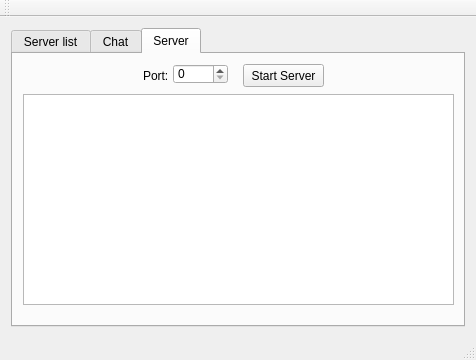
First picture: the form in MainWindow.ui, repository lexanihrom/IsitMessenger, before the edit.
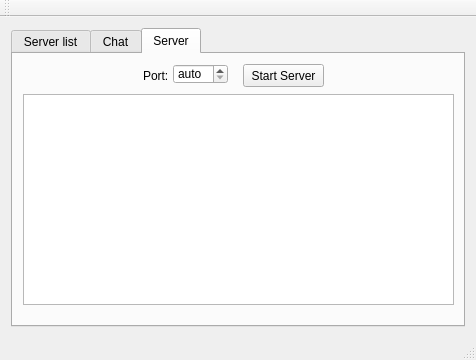
Second picture: the form after the edit. The open tabs and pages were chosen to show the change.

Patch:
```diff
--- a/MainWindow.ui
+++ b/MainWindow.ui
@@ -158,9 +158,21 @@
           <height>20</height>
          </rect>
         </property>
+        <property name="specialValueText">
+         <string>auto</string>
+        </property>
+        <property name="suffix">
+         <string/>
+        </property>
+        <property name="prefix">
+         <string/>
+        </property>
         <property name="maximum">
          <number>65535</number>
         </property>
+        <property name="value">
+         <number>0</number>
+        </property>
        </widget>
       </widget>
      </widget>
```
Left out of the diff: 2 changed lines with no effect on the pictures.
